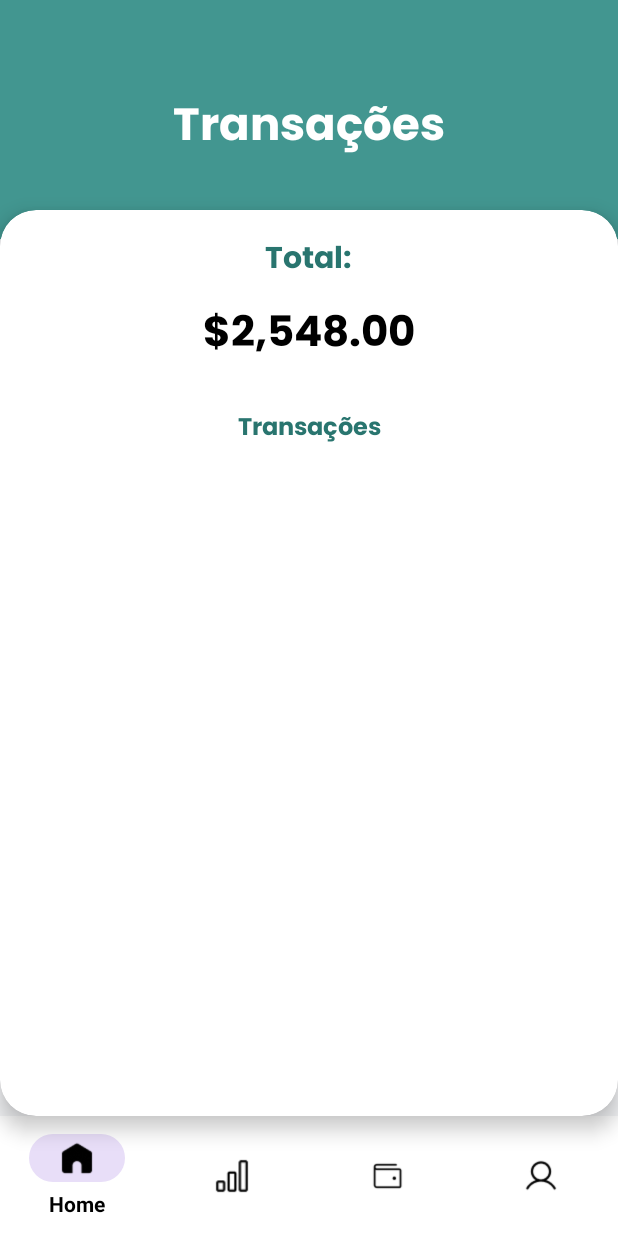
After one commit to deividSantosz/bolsointeligente, an Android app: the TransacoesActivity screen opened directly, with no data from a screen before it, on a phone screen of 412 x 824 dp. The commit adds this screen. Run offline under Robolectric (Android 15) with nearby library versions, the phone set to English and light mode, and no system bars.

Commit message:
criando o layout de historico de transações]

```diff
--- a/app/src/main/AndroidManifest.xml
+++ b/app/src/main/AndroidManifest.xml
@@ -1,6 +1,6 @@
 <?xml version="1.0" encoding="utf-8"?>
 <manifest xmlns:android="http://schemas.android.com/apk/res/android"
-    xmlns:tools="http://schemas.android.com/tools" >
+    xmlns:tools="http://schemas.android.com/tools">
 
     <application
         android:allowBackup="true"
@@ -11,7 +11,10 @@
         android:roundIcon="@mipmap/ic_launcher_round"
         android:supportsRtl="true"
         android:theme="@style/Theme.BolsoInteligente"
-        tools:targetApi="31" >
+        tools:targetApi="31">
+        <activity
+            android:name=".activities.TransacoesActivity"
+            android:exported="false" />
         <activity
             android:name=".activities.PerfilActivity"
             android:exported="false" />
@@ -28,7 +31,7 @@
             android:exported="false" />
         <activity
             android:name=".activities.MainActivity"
-            android:exported="true" >
+            android:exported="true">
             <intent-filter>
                 <action android:name="android.intent.action.MAIN" />
 
--- a/app/src/main/java/com/example/bolsointeligente/activities/MenuActivity.java
+++ b/app/src/main/java/com/example/bolsointeligente/activities/MenuActivity.java
@@ -33,6 +33,11 @@ public class MenuActivity extends AppCompatActivity {
                     startActivity(intent);
                     return true;
                 }
+                if (item.getItemId() == R.id.Transacoes) {
+                    Intent intent = new Intent(MenuActivity.this, TransacoesActivity.class);
+                    startActivity(intent);
+                    return true;
+                }
                 return false;
             }
 
--- /dev/null
+++ b/app/src/main/java/com/example/bolsointeligente/activities/TransacoesActivity.java
@@ -0,0 +1,16 @@
+package com.example.bolsointeligente.activities;
+
+import androidx.appcompat.app.AppCompatActivity;
+
+import android.os.Bundle;
+
+import com.example.bolsointeligente.R;
+
+public class TransacoesActivity extends AppCompatActivity {
+
+    @Override
+    protected void onCreate(Bundle savedInstanceState) {
+        super.onCreate(savedInstanceState);
+        setContentView(R.layout.activity_transacoes);
+    }
+}
--- a/app/src/main/res/layout/activity_perfil.xml
+++ /dev/null
@@ -1,33 +0,0 @@
-<?xml version="1.0" encoding="utf-8"?>
-<androidx.coordinatorlayout.widget.CoordinatorLayout xmlns:android="http://schemas.android.com/apk/res/android"
-    xmlns:app="http://schemas.android.com/apk/res-auto"
-    xmlns:tools="http://schemas.android.com/tools"
-    android:layout_width="match_parent"
-    android:layout_height="match_parent"
-    android:fitsSystemWindows="true"
-    tools:context=".PerfilActivity">
-
-    <com.google.android.material.appbar.AppBarLayout
-        android:layout_width="match_parent"
-        android:layout_height="wrap_content"
-        android:fitsSystemWindows="true">
-
-        <com.google.android.material.appbar.MaterialToolbar
-            android:id="@+id/toolbar"
-            android:layout_width="match_parent"
-            android:layout_height="?attr/actionBarSize" />
-
-    </com.google.android.material.appbar.AppBarLayout>
-
-    <include layout="@layout/content_perfil" />
-
-    <com.google.android.material.floatingactionbutton.FloatingActionButton
-        android:id="@+id/fab"
-        android:layout_width="wrap_content"
-        android:layout_height="wrap_content"
-        android:layout_gravity="bottom|end"
-        android:layout_marginEnd="@dimen/fab_margin"
-        android:layout_marginBottom="16dp"
-        app:srcCompat="@android:drawable/ic_dialog_email" />
-
-</androidx.coordinatorlayout.widget.CoordinatorLayout>
--- /dev/null
+++ b/app/src/main/res/layout/activity_transacoes.xml
@@ -0,0 +1,131 @@
+<?xml version="1.0" encoding="utf-8"?>
+<androidx.constraintlayout.widget.ConstraintLayout
+    xmlns:android="http://schemas.android.com/apk/res/android"
+    xmlns:app="http://schemas.android.com/apk/res-auto"
+    xmlns:tools="http://schemas.android.com/tools"
+    android:layout_width="match_parent"
+    android:layout_height="match_parent"
+    android:background="#F3F4F6"
+    tools:context=".activities.TransacoesActivity">
+
+    <!-- Fundo curvado superior -->
+
+    <!-- Título -->
+    <com.example.bolsointeligente.view.FundoCurvado
+        android:id="@+id/fundoCurvado3"
+        android:layout_width="match_parent"
+        android:layout_height="226dp"
+        app:layout_constraintEnd_toEndOf="parent"
+        app:layout_constraintHorizontal_bias="0.0"
+        app:layout_constraintStart_toStartOf="parent"
+        app:layout_constraintTop_toTopOf="parent" />
+
+    <TextView
+        android:id="@+id/textView20"
+        android:layout_width="wrap_content"
+        android:layout_height="wrap_content"
+        android:layout_marginTop="60dp"
+        android:fontFamily="@font/poppinsbold"
+        android:text="Transações"
+        android:textColor="@color/white"
+        android:textSize="30sp"
+        app:layout_constraintEnd_toEndOf="parent"
+        app:layout_constraintStart_toStartOf="parent"
+        app:layout_constraintTop_toTopOf="parent" />
+
+    <!-- Saldo total -->
+    <com.google.android.material.bottomnavigation.BottomNavigationView
+        android:id="@+id/bottomNavigationView"
+        android:layout_width="match_parent"
+        android:layout_height="wrap_content"
+        android:background="@color/white"
+        app:itemIconTint="@color/black"
+        app:itemRippleColor="@color/primaria"
+        app:itemTextAppearanceActive="@color/primaria"
+        app:itemTextColor="@color/black"
+        app:layout_constraintBottom_toBottomOf="parent"
+        app:layout_constraintEnd_toEndOf="parent"
+        app:layout_constraintStart_toStartOf="parent"
+        app:menu="@menu/bottom_nav_menu" />
+
+    <androidx.cardview.widget.CardView
+        android:id="@+id/cardBackground"
+        android:layout_width="match_parent"
+        android:layout_height="0dp"
+        app:cardCornerRadius="24dp"
+        android:layout_marginTop="140dp"
+        app:cardElevation="8dp"
+        app:layout_constraintBottom_toTopOf="@+id/bottomNavigationView"
+        app:layout_constraintEnd_toEndOf="parent"
+        app:layout_constraintStart_toStartOf="parent"
+        app:layout_constraintTop_toTopOf="@+id/fundoCurvado3">
+
+        <LinearLayout
+            android:layout_width="match_parent"
+            android:layout_height="match_parent"
+            android:orientation="vertical"
+            android:padding="16dp">
+
+            <!-- Total Balance -->
+            <TextView
+                android:id="@+id/txtTotalBalance"
+                android:layout_width="wrap_content"
+                android:layout_height="wrap_content"
+                android:layout_gravity="center"
+                android:fontFamily="@font/poppinsbold"
+                android:gravity="center"
+                android:text="Total:"
+                android:textColor="@color/secundaria"
+                android:textSize="20sp" />
+
+            <TextView
+                android:id="@+id/txtBalance"
+                android:layout_width="wrap_content"
+                android:layout_height="wrap_content"
+                android:layout_gravity="center"
+                android:layout_marginTop="8dp"
+                android:fontFamily="@font/poppinsbold"
+                android:gravity="center"
+                android:text="$2,548.00"
+                android:textColor="#000000"
+                android:textSize="28sp"
+                android:textStyle="bold" />
+
+            <!-- Tabs -->
+            <LinearLayout
+                android:id="@+id/tabs"
+                android:layout_width="match_parent"
+                android:layout_height="wrap_content"
+                android:layout_marginTop="16dp"
+                android:orientation="horizontal">
+
+                <TextView
+                    android:id="@+id/tabTransactions"
+                    android:layout_width="0dp"
+                    android:layout_height="wrap_content"
+                    android:layout_weight="1"
+                    android:fontFamily="@font/poppinsbold"
+                    android:gravity="center"
+                    android:padding="8dp"
+                    android:text="Transações"
+                    android:textColor="@color/secundaria"
+                    android:textSize="16sp"
+                    android:textStyle="bold" />
+
+            </LinearLayout>
+
+            <!-- Recycler View -->
+            <androidx.recyclerview.widget.RecyclerView
+                android:id="@+id/recyclerViewTransactions"
+                android:layout_width="match_parent"
+                android:layout_height="0dp"
+                android:layout_marginTop="16dp"
+                android:layout_weight="1" />
+        </LinearLayout>
+
+    </androidx.cardview.widget.CardView>
+
+
+    <!-- Menu inferior -->
+
+</androidx.constraintlayout.widget.ConstraintLayout>
--- /dev/null
+++ b/app/src/main/res/layout/recycler_view_transacao.xml
@@ -0,0 +1,6 @@
+<?xml version="1.0" encoding="utf-8"?>
+<androidx.constraintlayout.widget.ConstraintLayout xmlns:android="http://schemas.android.com/apk/res/android"
+    android:layout_width="match_parent"
+    android:layout_height="match_parent">
+
+</androidx.constraintlayout.widget.ConstraintLayout>
--- a/app/src/main/res/menu/bottom_nav_menu.xml
+++ b/app/src/main/res/menu/bottom_nav_menu.xml
@@ -6,7 +6,7 @@
     <item
         android:id="@+id/dados"
         android:icon="@drawable/bar"
-        android:title="Stats" />
+        android:title="Dados" />
     <item
         android:id="@+id/Transacoes"
         android:icon="@drawable/wallet"
```
